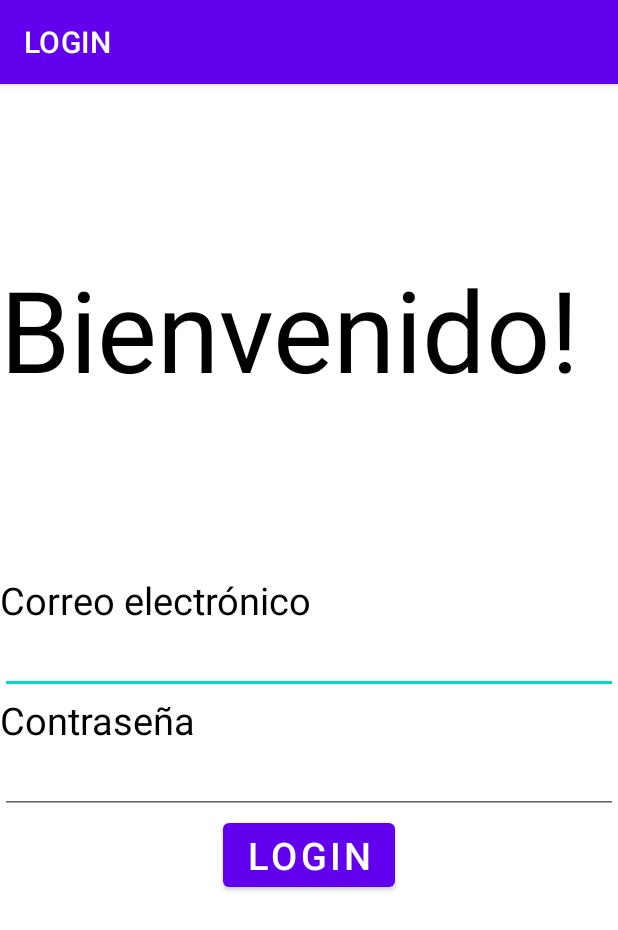
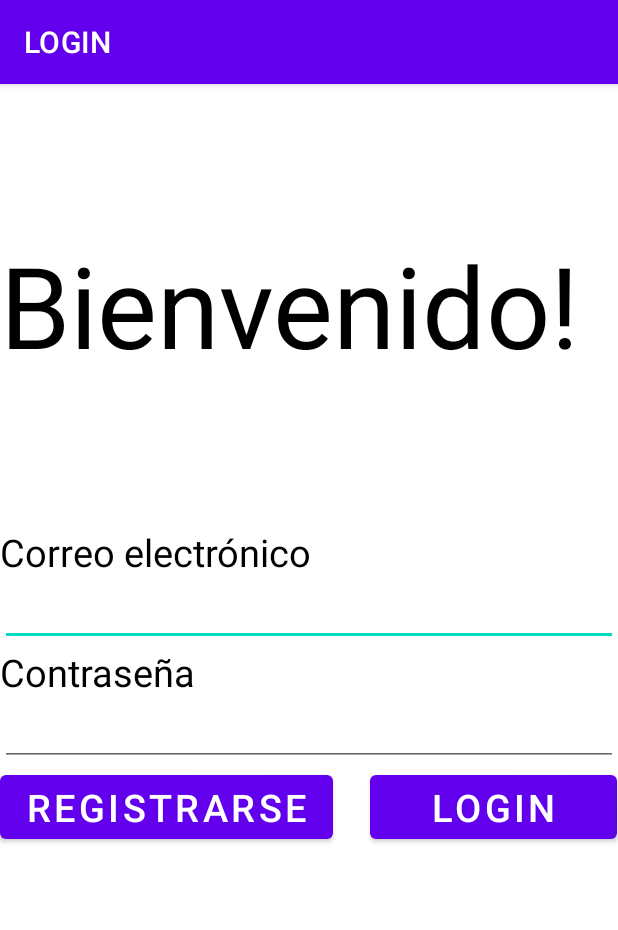
Before and after one commit to luisacho5/TFG, an Android app: the screen it shows after launch (MainActivity), on a phone screen of 412 x 824 dp. Shown: the top 930 px of the screen. Run offline under Robolectric (Android 15) with nearby library versions, the phone set to English and light mode, and no system bars; our stand-ins replace Firebase (no records; nobody signed in at launch, a user with empty details on screens opened directly).

Commit message:
feat:login and chat layout

```diff
--- a/app/build.gradle
+++ b/app/build.gradle
@@ -40,7 +40,13 @@ dependencies {
     implementation 'androidx.appcompat:appcompat:1.2.0'
     implementation 'com.google.android.material:material:1.3.0'
     implementation 'androidx.constraintlayout:constraintlayout:2.0.4'
+    implementation 'com.google.firebase:firebase-analytics:17.2.2'
     testImplementation 'junit:junit:4.+'
     androidTestImplementation 'androidx.test.ext:junit:1.1.2'
     androidTestImplementation 'androidx.test.espresso:espresso-core:3.3.0'
+    implementation  'com.google.android.material:material:1.0.0-rc01'
+    implementation 'com.google.android.gms:play-services-auth:16.0.0'
+
+    implementation "com.google.firebase:firebase-auth-ktx:21.0.1"
+    implementation "com.firebaseui:firebase-ui-auth:8.0.0"
 }
--- a/app/src/main/AndroidManifest.xml
+++ b/app/src/main/AndroidManifest.xml
@@ -9,6 +9,9 @@
         android:roundIcon="@mipmap/ic_launcher_round"
         android:supportsRtl="true"
         android:theme="@style/Theme.TFG">
+        <activity
+            android:name=".Chat"
+            android:exported="false" />
         <activity
             android:name=".MainActivity"
             android:exported="true"
--- a/app/src/main/res/layout/activity_main.xml
+++ b/app/src/main/res/layout/activity_main.xml
@@ -28,8 +28,9 @@
     <LinearLayout
         android:layout_width="match_parent"
         android:layout_height="wrap_content"
-        android:layout_weight="0.3"
+        android:layout_weight="0.4"
         android:orientation="vertical">
+
         <TextView
             android:id="@+id/textView2"
             android:layout_width="wrap_content"
@@ -39,11 +40,12 @@
             android:textSize="25sp" />
 
         <EditText
-            android:id="@+id/email"
-            app:layout_constraintHorizontal_weight="0.5"
+            android:id="@+id/emailEditText"
             android:layout_width="match_parent"
             android:layout_height="wrap_content"
-            android:inputType="textEmailAddress"/>
+            android:inputType="textEmailAddress"
+            app:layout_constraintHorizontal_weight="0.5" />
+
         <TextView
             android:id="@+id/textView3"
             android:layout_width="wrap_content"
@@ -53,19 +55,45 @@
             android:textSize="25sp" />
 
         <EditText
-            android:id="@+id/password"
-            app:layout_constraintHorizontal_weight="0.5"
+            android:id="@+id/passwordEditText"
             android:layout_width="match_parent"
             android:layout_height="wrap_content"
-            android:inputType="textPassword"/>
+            android:inputType="textPassword"
+            app:layout_constraintHorizontal_weight="0.5" />
 
-        <Button
-            android:layout_width="wrap_content"
-            android:layout_height="wrap_content"
-            android:text="@string/login"
-            android:textSize="25sp"
-            android:textAlignment="center"
-            android:layout_gravity="center_horizontal"/>
+        <LinearLayout
+            android:layout_width="match_parent"
+            android:layout_height="0dp"
+            android:layout_weight="0.2"
+            android:orientation="horizontal">
+
+            <Button
+                android:id="@+id/signUpButton"
+                android:layout_width="197dp"
+                android:layout_height="wrap_content"
+                android:layout_gravity="center_horizontal"
+                android:layout_weight="0.4"
+                android:text="@string/registrarse"
+                android:textAlignment="center"
+                android:textSize="25sp" />
+
+            <Space
+                android:layout_width="wrap_content"
+                android:layout_height="wrap_content"
+                android:layout_weight="0.4" />
+
+            <Button
+                android:id="@+id/logInButton"
+                android:layout_width="140dp"
+                android:layout_height="wrap_content"
+                android:layout_gravity="center_horizontal"
+                android:layout_weight="0.4"
+                android:text="@string/login"
+                android:textAlignment="center"
+                android:textSize="25sp" />
+
+        </LinearLayout>
+
     </LinearLayout>
 
 
--- a/app/src/main/res/values/strings.xml
+++ b/app/src/main/res/values/strings.xml
@@ -4,4 +4,6 @@
     <string name="correoElectronico">Correo electrónico</string>
     <string name="password">Contraseña</string>
     <string name="login">LOGIN</string>
+    <string name="input">Input</string>
+    <string name="registrarse">Registrarse</string>
 </resources>
```
Also changed, not shown: app/src/main/java/com/example/tfg/Chat.kt (added, +11 -0 lines), app/src/main/java/com/example/tfg/MainActivity.kt (+71 -0 lines), app/src/main/res/drawable-anydpi/ic_send.xml (added, +12 -0 lines), app/src/main/res/layout/activity_chat.xml (added, +54 -0 lines), app/src/main/res/layout/message.xml (added, +29 -0 lines), app/src/main/res/drawable-hdpi/ic_send.png (added), app/src/main/res/drawable-mdpi/ic_send.png (added), app/src/main/res/drawable-xhdpi/ic_send.png (added), app/src/main/res/drawable-xxhdpi/ic_send.png (added).
